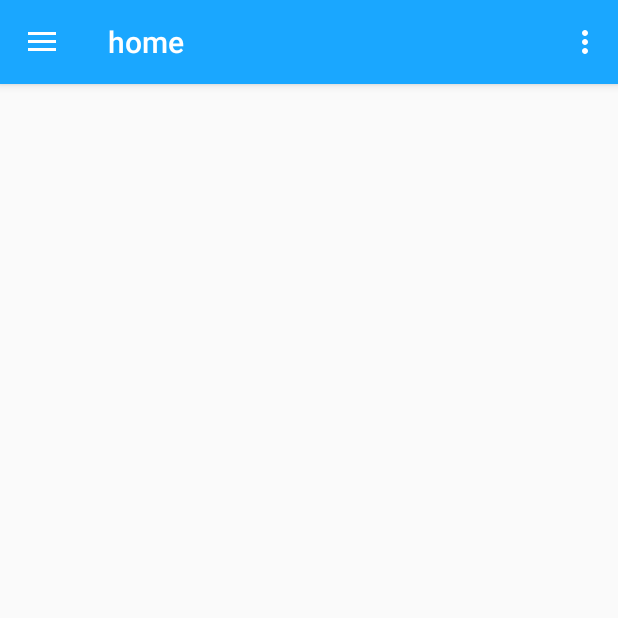
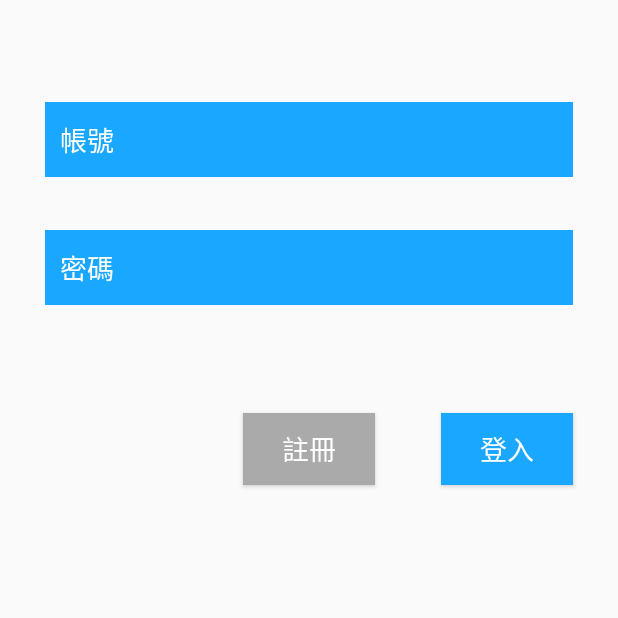
Before and after one commit to YunChiou/home, an Android app: the screen it shows after launch (MainActivity), on a phone screen of 412 x 824 dp, the top half of it. Run offline under Robolectric (Android 15) with nearby library versions, the phone set to English and light mode, and no system bars.

Commit message:
把main activity改成登入畫面 並增加了註冊頁面

```diff
--- a/app/build.gradle
+++ b/app/build.gradle
@@ -26,5 +26,6 @@ dependencies {
     })
     compile 'com.android.support:appcompat-v7:24.2.1'
     compile 'com.android.support:design:24.2.1'
+    compile 'com.android.support:support-v4:24.2.1'
     testCompile 'junit:junit:4.12'
 }
--- a/app/src/main/AndroidManifest.xml
+++ b/app/src/main/AndroidManifest.xml
@@ -18,7 +18,21 @@
                 <category android:name="android.intent.category.LAUNCHER" />
             </intent-filter>
         </activity>
-        <activity android:name=".TableLayout"></activity>
+        <activity android:name=".TableLayout" />
+        <activity android:name=".BaseActivity" />
+        <activity android:name=".Registration_Boss" />
+        <activity
+            android:name=".Registration_Customer"
+            android:label="@string/title_activity_registration__customer"
+            android:theme="@style/AppTheme.NoActionBar" />
+        <activity
+            android:name=".OneFragment"
+            android:label="@string/title_activity_one_fragment"
+            android:theme="@style/AppTheme.NoActionBar" />
+        <activity
+            android:name=".Registration"
+            android:label="@string/title_activity_registration"
+            android:theme="@style/AppTheme.NoActionBar"></activity>
     </application>
 
 </manifest>
--- a/app/src/main/java/com/example/asus/home/MainActivity.java
+++ b/app/src/main/java/com/example/asus/home/MainActivity.java
@@ -13,81 +13,24 @@ import android.support.v7.app.AppCompatActivity;
 import android.support.v7.widget.Toolbar;
 import android.view.Menu;
 import android.view.MenuItem;
+import android.widget.Button;
 
-public class MainActivity extends AppCompatActivity
-        implements NavigationView.OnNavigationItemSelectedListener {
-//測試
+public class MainActivity extends AppCompatActivity {
+    Button register;
     @Override
     protected void onCreate(Bundle savedInstanceState) {
         super.onCreate(savedInstanceState);
         setContentView(R.layout.activity_main);
-        Toolbar toolbar = (Toolbar) findViewById(R.id.toolbar);
-        setSupportActionBar(toolbar);
 
-        DrawerLayout drawer = (DrawerLayout) findViewById(R.id.drawer_layout);
-        ActionBarDrawerToggle toggle = new ActionBarDrawerToggle(
-                this, drawer, toolbar, R.string.navigation_drawer_open, R.string.navigation_drawer_close);
-        drawer.setDrawerListener(toggle);
-        toggle.syncState();
-
-        NavigationView navigationView = (NavigationView) findViewById(R.id.nav_view);
-        navigationView.setNavigationItemSelectedListener(this);
+        register = (Button)findViewById(R.id.button_register);
+        register.setOnClickListener(new View.OnClickListener() {
+            @Override
+            public void onClick(View v) {
+                Intent intent = new Intent();
+                intent.setClass(MainActivity.this, Registration.class);
+                startActivity(intent);
+            }
+        });
     }
 
-    @Override
-    public void onBackPressed() {
-        DrawerLayout drawer = (DrawerLayout) findViewById(R.id.drawer_layout);
-        if (drawer.isDrawerOpen(GravityCompat.START)) {
-            drawer.closeDrawer(GravityCompat.START);
-        } else {
-            super.onBackPressed();
-        }
-    }
-
-    @Override
-    public boolean onCreateOptionsMenu(Menu menu) {
-        // Inflate the menu; this adds items to the action bar if it is present.
-        getMenuInflater().inflate(R.menu.main, menu);
-        return true;
-    }
-
-    @Override
-    public boolean onOptionsItemSelected(MenuItem item) {
-        // Handle action bar item clicks here. The action bar will
-        // automatically handle clicks on the Home/Up button, so long
-        // as you specify a parent activity in AndroidManifest.xml.
-        int id = item.getItemId();
-
-        //noinspection SimplifiableIfStatement
-        if (id == R.id.action_settings) {
-            return true;
-        }
-
-        return super.onOptionsItemSelected(item);
-    }
-
-    @SuppressWarnings("StatementWithEmptyBody")
-    @Override
-    public boolean onNavigationItemSelected(MenuItem item) {
-        // Handle navigation view item clicks here.
-        int id = item.getItemId();
-
-        if (id == R.id.first) {
-            // Handle the camera action
-        }
-        else if (id == R.id.second) {
-
-        }
-        else if (id == R.id.third) {
-            Intent intent = new Intent();
-            intent.setClass(MainActivity.this, TableLayout.class);
-            startActivity(intent);
-        }
-        else if (id == R.id.fourth) {
-
-        }
-        DrawerLayout drawer = (DrawerLayout) findViewById(R.id.drawer_layout);
-        drawer.closeDrawer(GravityCompat.START);
-        return true;
-    }
 }
--- a/app/src/main/res/layout/activity_main.xml
+++ b/app/src/main/res/layout/activity_main.xml
@@ -1,24 +1,67 @@
 <?xml version="1.0" encoding="utf-8"?>
-<android.support.v4.widget.DrawerLayout xmlns:android="http://schemas.android.com/apk/res/android"
-    xmlns:app="http://schemas.android.com/apk/res-auto"
+<RelativeLayout xmlns:android="http://schemas.android.com/apk/res/android"
     xmlns:tools="http://schemas.android.com/tools"
-    android:id="@+id/drawer_layout"
+    android:id="@+id/content_main"
     android:layout_width="match_parent"
-    android:layout_height="match_parent"
-    android:fitsSystemWindows="true"
-    tools:openDrawer="start">
+    android:layout_height="match_parent">
 
-    <include
-        layout="@layout/app_bar_main"
+    <EditText
         android:layout_width="match_parent"
-        android:layout_height="match_parent" />
+        android:layout_height="50dp"
+        android:id="@+id/edittext_account"
+        android:hint="帳號"
 
-    <android.support.design.widget.NavigationView
-        android:id="@+id/nav_view"
+        android:paddingLeft="10dp"
+        android:layout_marginTop="68dp"
+        android:layout_alignParentTop="true"
+        android:layout_alignParentLeft="true"
+        android:layout_alignParentStart="true"
+        android:textSize="18sp"
+        android:background="@color/colorPrimary"
+        android:layout_marginRight="30dp"
+        android:layout_marginLeft="30dp"
+        android:textColorHint="@android:color/background_light"
+        />
+
+    <EditText
+        android:layout_width="match_parent"
+        android:layout_height="50dp"
+        android:id="@+id/edittext_password"
+        android:hint="密碼"
+        android:paddingLeft="10dp"
+        android:layout_marginTop="35dp"
+        android:layout_below="@+id/edittext_account"
+        android:layout_alignParentLeft="true"
+        android:layout_alignParentStart="true"
+        android:layout_marginLeft="30dp"
+        android:layout_marginRight="30dp"
+        android:background="@color/colorPrimary"
+        android:textColorHint="@android:color/background_light"
+        />
+
+    <Button
+        android:text="登入"
         android:layout_width="wrap_content"
-        android:layout_height="match_parent"
-        android:layout_gravity="start"
-        android:fitsSystemWindows="true"
-        app:menu="@menu/activity_main_drawer" />
+        android:layout_height="wrap_content"
+        android:id="@+id/button_login"
+        android:background="@color/colorPrimary"
+        android:textColor="@android:color/background_light"
+        android:textSize="18sp"
+        android:layout_alignBaseline="@+id/button_register"
+        android:layout_alignBottom="@+id/button_register"
+        android:layout_alignRight="@+id/edittext_password"
+        android:layout_alignEnd="@+id/edittext_password" />
 
-</android.support.v4.widget.DrawerLayout>
+    <Button
+        android:text="註冊"
+        android:layout_width="wrap_content"
+        android:layout_height="wrap_content"
+        android:id="@+id/button_register"
+        android:background="@android:color/darker_gray"
+        android:textColor="@android:color/background_light"
+        android:textSize="18sp"
+        android:layout_marginTop="72dp"
+        android:layout_below="@+id/edittext_password"
+        android:layout_centerHorizontal="true" />
+
+</RelativeLayout>
--- a/app/src/main/res/layout/content_main.xml
+++ /dev/null
@@ -1,16 +0,0 @@
-<?xml version="1.0" encoding="utf-8"?>
-<RelativeLayout xmlns:android="http://schemas.android.com/apk/res/android"
-    xmlns:app="http://schemas.android.com/apk/res-auto"
-    xmlns:tools="http://schemas.android.com/tools"
-    android:id="@+id/content_main"
-    android:layout_width="match_parent"
-    android:layout_height="match_parent"
-    android:paddingBottom="@dimen/activity_vertical_margin"
-    android:paddingLeft="@dimen/activity_horizontal_margin"
-    android:paddingRight="@dimen/activity_horizontal_margin"
-    android:paddingTop="@dimen/activity_vertical_margin"
-    app:layout_behavior="@string/appbar_scrolling_view_behavior"
-    tools:context="com.example.asus.home.MainActivity"
-    tools:showIn="@layout/app_bar_main">
-
-</RelativeLayout>
```
